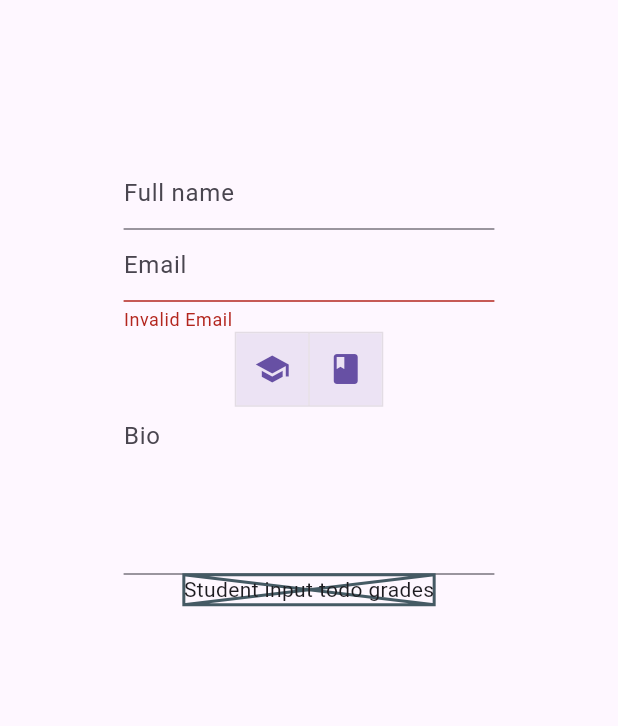
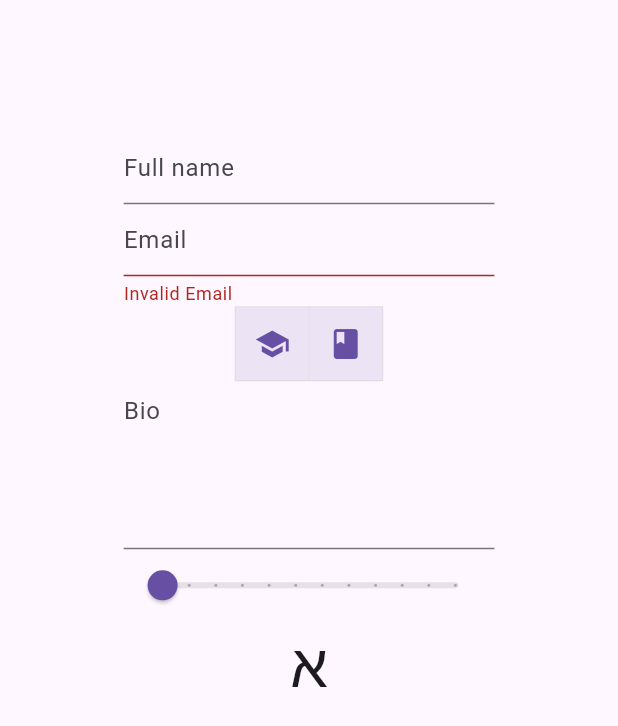
Before and after one commit to GetTeacherMechina/GetTeacherClient, a Flutter app: the screen it shows after launch, after a tap on the "book" icon, on a phone screen of 412 x 824 dp. Shown: the top 726 px of the screen. Run offline on Flutter 3.47's test engine with Material 3 defaults, Android fonts, the phone set to English and light mode, and no system bars; our stand-ins replace email_validator; generated files the repository leaves out were written again; project files that could hold a hidden picture were left out.

Commit message:
added grade slider

```diff
--- a/lib/net/hello/hello.dart
+++ b/lib/net/hello/hello.dart
@@ -13,5 +13,4 @@ class Hello {
   final String message;
 }
 
-Future<Hello> fetchHello() async =>
-    Hello.fromJson(await getClient().getJson("/hello"));
+Future<Hello> fetchHello() async => Hello.fromJson(await getClient().getJson("/hello"));
--- a/lib/views/register_screen/register_model.dart
+++ b/lib/views/register_screen/register_model.dart
@@ -19,8 +19,8 @@ class Teacher extends UserRole {
 
 class Student extends UserRole {
   const Student(this.grade);
-  const Student.empty() : grade = "";
-  final String grade;
+  const Student.empty() : grade = 1;
+  final int grade;
 
   @override
   bool isTeacher() => false;
--- a/lib/views/register_screen/register_screen.dart
+++ b/lib/views/register_screen/register_screen.dart
@@ -3,8 +3,8 @@ import "package:flutter/material.dart";
 import "package:getteacher/views/register_screen/register_model.dart";
 import "package:getteacher/views/register_screen/user_role_input.dart";
 
-const int studnetIndex = 1;
-const int teacherIndex = 0;
+const int studnetIndex = 0;
+const int teacherIndex = 1;
 
 class RegisterScreen extends StatefulWidget {
   RegisterScreen({super.key});
@@ -64,37 +64,32 @@ class _RegisterScreenState extends State<RegisterScreen> {
                         Icon(Icons.school),
                         Icon(Icons.book),
                       ],
-                      isSelected: <bool>[
+                      isSelected: [
                         model.role.isTeacher(),
                         model.role.isStudent(),
                       ],
                       onPressed: (final int index) {
                         setState(() {
                           model = model.copyWith(
-                            role: () {
-                              switch (model.role) {
-                                case Teacher():
-                                  return index == studnetIndex
+                            role: () => switch (model.role) {
+                                Teacher() => index == teacherIndex
                                       ? StudentAndTeacher(
                                           const Student.empty(),
                                           model.role as Teacher,
                                         )
-                                      : model.role;
-                                case Student():
-                                  return index == teacherIndex
+                                      : model.role,
+                                Student() => index == studnetIndex
                                       ? StudentAndTeacher(
                                           model.role as Student,
                                           const Teacher.empty(),
                                         )
-                                      : model.role;
-                                case StudentAndTeacher(
+                                      : model.role,
+                                StudentAndTeacher(
                                     student: final Student student,
                                     teacher: final Teacher teacher
-                                  ):
-                                  return index == teacherIndex
+                                  ) => index == studnetIndex
                                       ? student
-                                      : teacher;
-                              }
+                                      : teacher
                               },
                           );
                         });
@@ -106,8 +101,7 @@ class _RegisterScreenState extends State<RegisterScreen> {
                           setState(() {
                             model = model.copyWith(role: () => role);
                           });
-                      },
-                    ),
+                        }),
                     const Spacer(
                       flex: 4,
                     ),
--- a/lib/views/register_screen/student_input.dart
+++ b/lib/views/register_screen/student_input.dart
@@ -1,5 +1,20 @@
 import "package:flutter/material.dart";
 import "package:getteacher/views/register_screen/register_model.dart";
+
+const Map<int, String> grades = {
+  1: 'א',
+  2: 'ב',
+  3: 'ג',
+  4: 'ד',
+  5: 'ה',
+  6: 'ו',
+  7: 'ז',
+  8: 'ח',
+  9: 'ט',
+  10:'י',
+  11:'יא',
+  12:'יב',
+};
 
 class StudentInput extends StatelessWidget {
   const StudentInput({
@@ -12,7 +27,22 @@ class StudentInput extends StatelessWidget {
   final void Function(Student) onChanged;
 
   @override
-  Widget build(final BuildContext context) => const Placeholder(
-        child: Text("Student input todo grades"),
-      );
+  Widget build(final BuildContext context) =>
+
+    Column(
+      children: [
+        Slider(
+          value: student.grade.toDouble(),
+          max: 12,
+          min: 1,
+          divisions: 11,
+          label: student.grade.toString(),
+          onChanged: (final double value) {
+            onChanged(Student(value.toInt()));
+          },
+        ),
+        Text(grades[student.grade]!, style: const TextStyle(fontSize: 40)),
+      ],
+    );
+
 }
```
Lines whose indentation alone changed are shown as unchanged.
